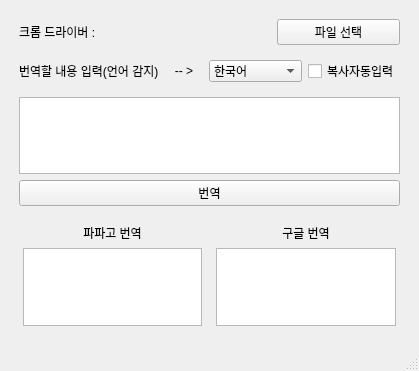
Qt form src/ui/main_form.ui (100dlswjd/Translation_2) before a commit.
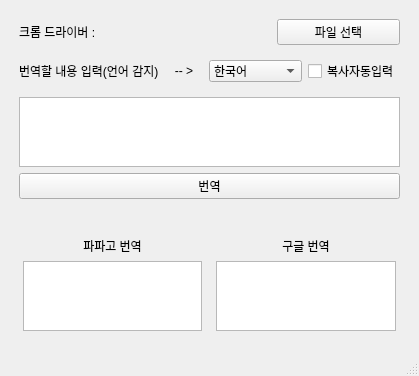
The same form after that commit.

Commit message: 정보표시해주는 라벨 추가

Patch:
```diff
--- a/src/ui/main_form.ui
+++ b/src/ui/main_form.ui
@@ -93,7 +93,7 @@
          <number>4</number>
         </property>
         <item>
-         <widget class="QLabel" name="label_info">
+         <widget class="QLabel" name="label_help">
           <property name="text">
            <string>번역할 내용 입력(언어 감지)</string>
           </property>
@@ -176,6 +176,16 @@
         </item>
        </layout>
       </item>
+      <item>
+       <widget class="QLabel" name="label_info">
+        <property name="text">
+         <string/>
+        </property>
+        <property name="alignment">
+         <set>Qt::AlignCenter</set>
+        </property>
+       </widget>
+      </item>
       <item>
        <layout class="QHBoxLayout" name="horizontalLayout_3">
         <property name="leftMargin">
```
Left out of the diff: 4 changed lines with no effect on the pictures. The commit also changes 1 other file.
